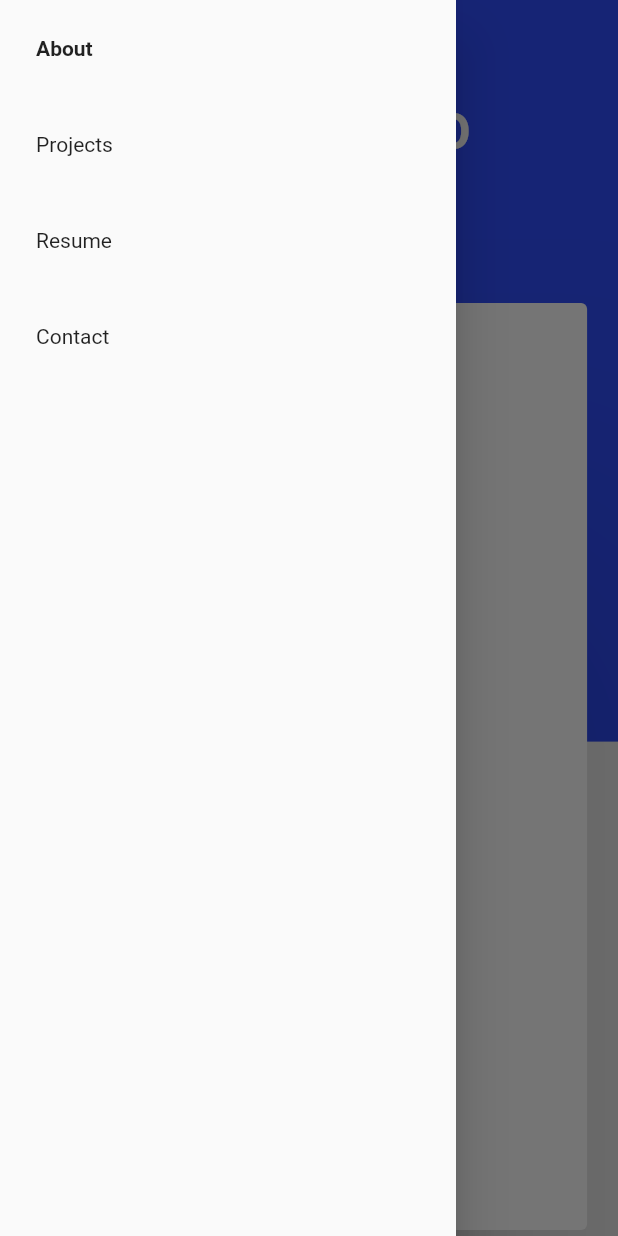
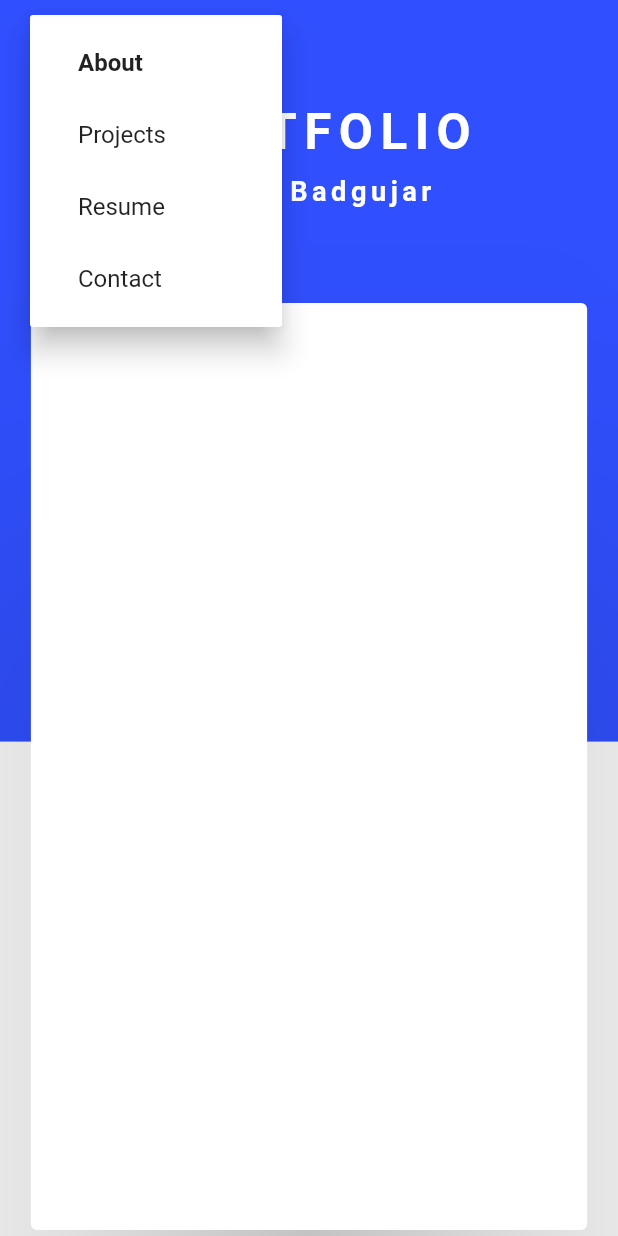
Before and after one commit to rahul-badgujar/my-portfolio, a Flutter app: the screen it shows after launch, after a tap on the "menu" icon, on a phone screen of 412 x 824 dp. Run offline on Flutter 3.47's test engine with Material 2 defaults, Android fonts, the phone set to English and light mode, and no system bars; our stand-ins replace firebase_core, firebase_storage; accounts and stored records are empty.

Commit message:
changed to PopupMenu

```diff
--- a/lib/main_page.dart
+++ b/lib/main_page.dart
@@ -17,9 +17,6 @@ class MainPage extends StatelessWidget {
         create: (context) => NavBarModel(),
         child: Scaffold(
           body: Body(),
-          drawer: Drawer(
-            child: NavBarListMobile(),
-          ),
         ),
       ),
     );
@@ -78,7 +75,8 @@ class Body extends StatelessWidget {
                 ),
               ),
             ],
-            )),
+          ),
+        ),
         Align(
           alignment: Alignment.bottomCenter,
           child: Card(
--- a/lib/widgets/navbar_mobile.dart
+++ b/lib/widgets/navbar_mobile.dart
@@ -14,35 +14,27 @@ class NavBarMobile extends StatelessWidget {
   Widget build(BuildContext context) {
     return Container(
       alignment: Alignment.centerLeft,
-      child: IconButton(
-        icon: Icon(Icons.menu),
-        onPressed: () {
-          Scaffold.of(context).openDrawer();
-        },
+      child: Consumer<NavBarModel>(
+        builder: (context, model, child) {
+          return PopupMenuButton<int>(
+            icon: Icon(
+              Icons.menu,
               color: Colors.white,
             ),
-    );
-  }
-}
-
-class NavBarTileMobile extends StatelessWidget {
-  final index;
-  const NavBarTileMobile({
-    Key key,
-    @required this.index,
-  }) : super(key: key);
-
-  @override
-  Widget build(BuildContext context) {
-    return Consumer<NavBarModel>(builder: (context, model, child) {
-      return InkWell(
-        onTap: () {
+            onSelected: (index) {
               model.selectedItemIndex = index;
             },
+            itemBuilder: (index) {
+              return List.generate(
+                navBarItems.length,
+                (index) => PopupMenuItem<int>(
+                  value: index,
                   child: Padding(
-          padding: EdgeInsets.symmetric(vertical: 4, horizontal: 8),
-          child: ListTile(
-            title: Text(
+                    padding: const EdgeInsets.symmetric(
+                      horizontal: 16,
+                      vertical: 2,
+                    ),
+                    child: Text(
                       navBarItems[index],
                       style: TextStyle(
                         fontWeight: model.selectedItemIndex == index
@@ -53,23 +45,9 @@ class NavBarTileMobile extends StatelessWidget {
                   ),
                 ),
               );
-    });
-  }
-}
-
-class NavBarListMobile extends StatelessWidget {
-  const NavBarListMobile({
-    Key key,
-  }) : super(key: key);
-
-  @override
-  Widget build(BuildContext context) {
-    return ListView(
-      children: List.generate(
-        navBarItems.length,
-        (index) => NavBarTileMobile(
-          index: index,
-        ),
+            },
+          );
+        },
       ),
     );
   }
```
Also changed, not shown: 1 other file. Lines whose indentation alone changed are shown as unchanged.
